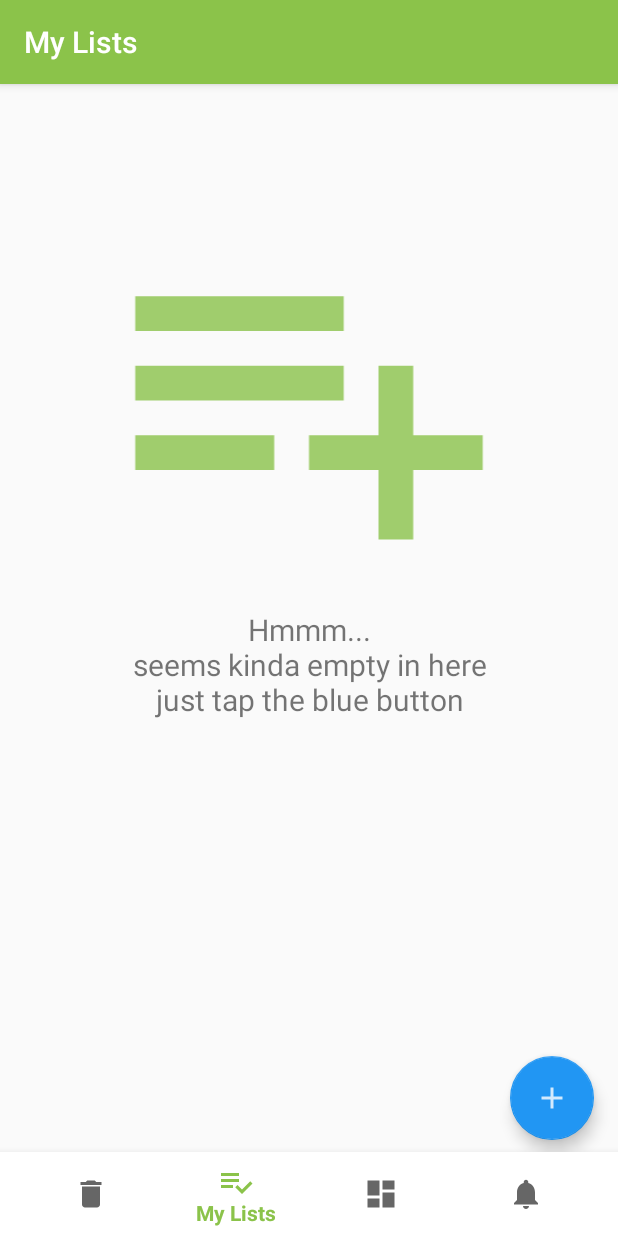
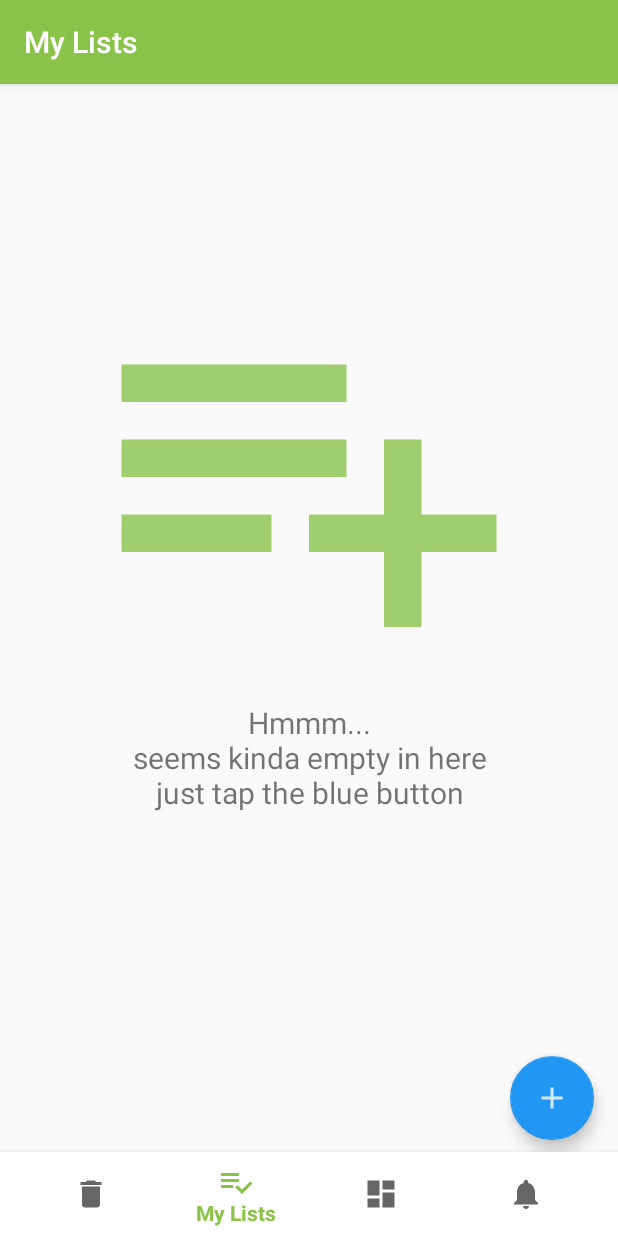
Before and after one commit to JaeNakamoto/Green_List, an Android app: the screen it shows after launch (MainActivity), on a phone screen of 412 x 824 dp. Run offline under Robolectric (Android 15) with nearby library versions, the phone set to English and light mode, and no system bars; our stand-ins replace navigation-ui.

Commit message:
Added Some icons Worked on the My Lists screen

```diff
--- a/app/src/main/res/layout/fragment_home.xml
+++ b/app/src/main/res/layout/fragment_home.xml
@@ -11,13 +11,15 @@
 
         <ImageView
             android:id="@+id/imageView"
-            android:layout_width="308dp"
-            android:layout_height="278dp"
+            android:layout_width="300dp"
+            android:layout_height="300dp"
             android:layout_marginStart="32dp"
             android:layout_marginLeft="@dimen/activity_horizontal_margin"
-            android:layout_marginTop="@dimen/activity_horizontal_margin"
             android:layout_marginEnd="32dp"
             android:layout_marginRight="@dimen/activity_horizontal_margin"
+            android:layout_marginBottom="300dp"
+            android:clickable="false"
+            app:layout_constraintBottom_toBottomOf="parent"
             app:layout_constraintEnd_toEndOf="parent"
             app:layout_constraintStart_toStartOf="parent"
             app:layout_constraintTop_toTopOf="@+id/scrollView2"
```
Also changed, not shown: app/src/main/res/drawable-mdpi/ic_add_white_24dp.png (added), app/src/main/res/drawable-xhdpi/ic_add_list_green_24dp.png (added), app/src/main/res/drawable-xhdpi/ic_add_white_24dp.png (added), app/src/main/res/drawable-xhdpi/ic_lists_black_24dp.png (added), app/src/main/res/drawable-xxhdpi/ic_add_list_green_24dp.png (added), app/src/main/res/drawable-xxhdpi/ic_add_white_24dp.png (added).
